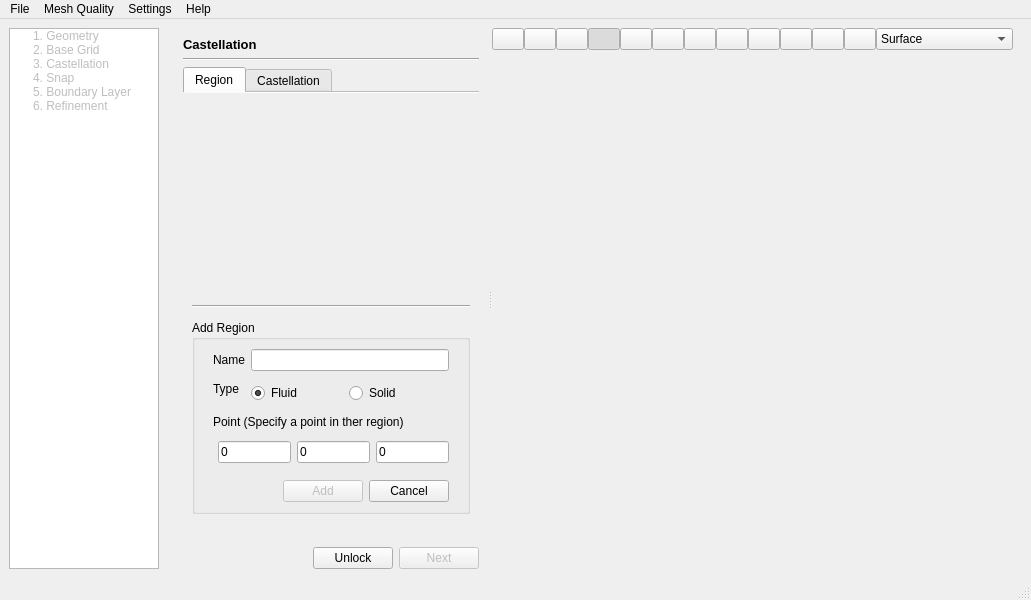
Before: the Qt Designer form view/main_window/main_window.ui in nextfoam/baram, drawn with Qt 5.
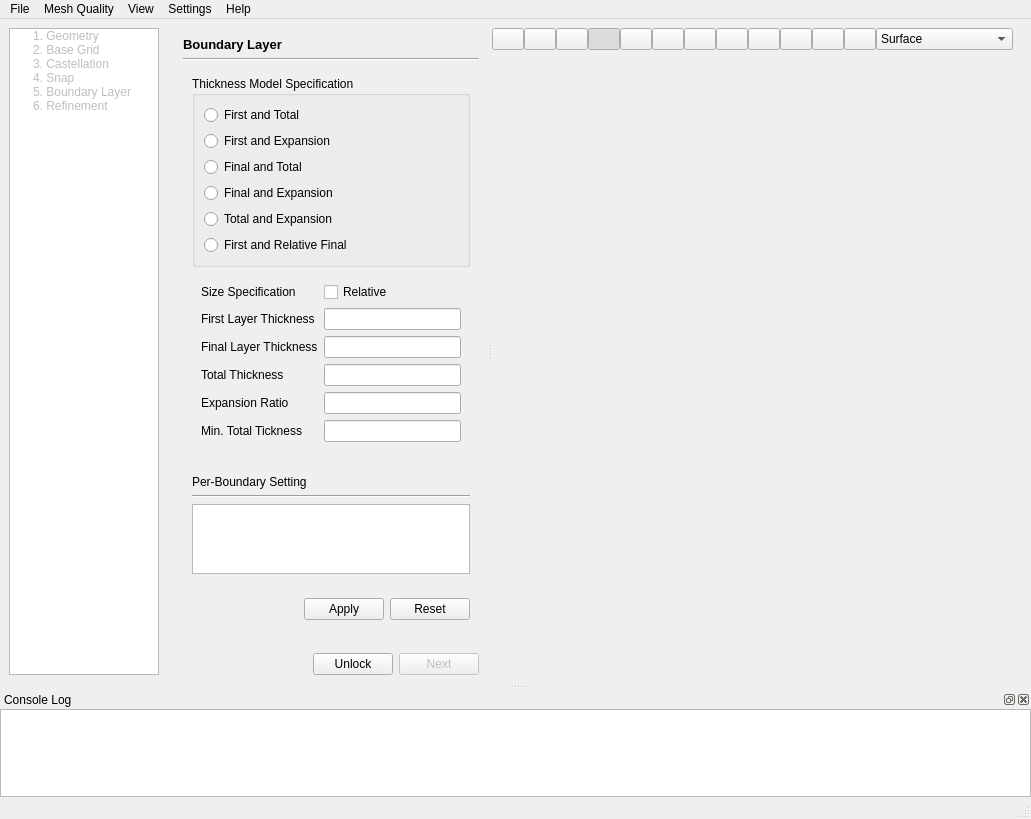
After: the same form once the commit is applied. The open tabs and pages were chosen to show the change. Icons and pictures are not drawn. Custom widgets are drawn as their Qt base class.

The edit to the form file:
```diff
--- a/view/main_window/main_window.ui
+++ b/view/main_window/main_window.ui
@@ -7,7 +7,7 @@
     <x>0</x>
     <y>0</y>
     <width>1031</width>
-    <height>600</height>
+    <height>819</height>
    </rect>
   </property>
   <property name="windowTitle">
@@ -127,7 +127,7 @@
            <item>
             <widget class="QStackedWidget" name="content">
              <property name="currentIndex">
-              <number>2</number>
+              <number>4</number>
              </property>
              <widget class="QWidget" name="geometryPage">
               <layout class="QVBoxLayout" name="verticalLayout_4">
@@ -484,7 +484,7 @@
                         <x>0</x>
                         <y>0</y>
                         <width>264</width>
-                        <height>188</height>
+                        <height>308</height>
                        </rect>
                       </property>
                      </widget>
@@ -1108,6 +1108,244 @@
                </item>
               </layout>
              </widget>
+             <widget class="QWidget" name="boundaryLayerPage">
+              <layout class="QVBoxLayout" name="verticalLayout_18">
+               <item>
+                <widget class="QLabel" name="label_29">
+                 <property name="font">
+                  <font>
+                   <pointsize>10</pointsize>
+                   <bold>true</bold>
+                  </font>
+                 </property>
+                 <property name="text">
+                  <string>Boundary Layer</string>
+                 </property>
+                </widget>
+               </item>
+               <item>
+                <widget class="Line" name="line_9">
+                 <property name="orientation">
+                  <enum>Qt::Horizontal</enum>
+                 </property>
+                </widget>
+               </item>
+               <item>
+                <widget class="QWidget" name="widget_10" native="true">
+                 <layout class="QVBoxLayout" name="verticalLayout_19">
+                  <item>
+                   <widget class="QGroupBox" name="groupBox_5">
+                    <property name="title">
+                     <string>Thickness Model Specification</string>
+                    </property>
+                    <layout class="QVBoxLayout" name="verticalLayout_21">
+                     <item>
+                      <widget class="QRadioButton" name="firstAndOverall">
+                       <property name="text">
+                        <string>First and Total</string>
+                       </property>
+                       <attribute name="buttonGroup">
+                        <string notr="true">thicknessModelSpecificationRadios</string>
+                       </attribute>
+                      </widget>
+                     </item>
+                     <item>
+                      <widget class="QRadioButton" name="firstAndExpansion">
+                       <property name="text">
+                        <string>First and Expansion</string>
+                       </property>
+                       <attribute name="buttonGroup">
+                        <string notr="true">thicknessModelSpecificationRadios</string>
+                       </attribute>
+                      </widget>
+                     </item>
+                     <item>
+                      <widget class="QRadioButton" name="finalAndOverall">
+                       <property name="text">
+                        <string>Final and Total</string>
+                       </property>
+                       <attribute name="buttonGroup">
+                        <string notr="true">thicknessModelSpecificationRadios</string>
+                       </attribute>
+                      </widget>
+                     </item>
+                     <item>
+                      <widget class="QRadioButton" name="finalAndExpansion">
+                       <property name="text">
+                        <string>Final and Expansion</string>
+                       </property>
+                       <attribute name="buttonGroup">
+                        <string notr="true">thicknessModelSpecificationRadios</string>
+                       </attribute>
+                      </widget>
+                     </item>
+                     <item>
+                      <widget class="QRadioButton" name="overallAndExpansion">
+                       <property name="text">
+                        <string>Total and Expansion</string>
+                       </property>
+                       <attribute name="buttonGroup">
+                        <string notr="true">thicknessModelSpecificationRadios</string>
+                       </attribute>
+                      </widget>
+                     </item>
+                     <item>
+                      <widget class="QRadioButton" name="firstAndRelativeFinal">
+                       <property name="text">
+                        <string>First and Relative Final</string>
+                       </property>
+                       <attribute name="buttonGroup">
+                        <string notr="true">thicknessModelSpecificationRadios</string>
+                       </attribute>
+                      </widget>
+                     </item>
+                    </layout>
+                   </widget>
+                  </item>
+                  <item>
+                   <widget class="QWidget" name="thickness" native="true">
+                    <layout class="QFormLayout" name="formLayout_7">
+                     <item row="0" column="0">
+                      <widget class="QLabel" name="label_31">
+                       <property name="text">
+                        <string>Size Specification</string>
+                       </property>
+                      </widget>
+                     </item>
+                     <item row="0" column="1">
+                      <widget class="QCheckBox" name="sizeSpecificationRelative">
+                       <property name="text">
+                        <string>Relative</string>
+                       </property>
+                      </widget>
+                     </item>
+                     <item row="1" column="0">
+                      <widget class="QLabel" name="label_32">
+                       <property name="text">
+                        <string>First Layer Thickness</string>
+                       </property>
+                      </widget>
+                     </item>
+                     <item row="1" column="1">
+                      <widget class="QLineEdit" name="firstLayerThickness"/>
+                     </item>
+                     <item row="2" column="1">
+                      <widget class="QLineEdit" name="finalLayerThickness"/>
+                     </item>
+                     <item row="2" column="0">
+                      <widget class="QLabel" name="label_33">
+                       <property name="text">
+                        <string>Final Layer Thickness</string>
+                       </property>
+                      </widget>
+                     </item>
+                     <item row="3" column="0">
+                      <widget class="QLabel" name="label_34">
+                       <property name="text">
+                        <string>Total Thickness</string>
+                       </property>
+                      </widget>
+                     </item>
+                     <item row="3" column="1">
+                      <widget class="QLineEdit" name="totalThickness"/>
+                     </item>
+                     <item row="4" column="0">
+                      <widget class="QLabel" name="label_35">
+                       <property name="text">
+                        <string>Expansion Ratio</string>
+                       </property>
+                      </widget>
+                     </item>
+                     <item row="4" column="1">
+                      <widget class="QLineEdit" name="expansionRatio"/>
+                     </item>
+                     <item row="5" column="0">
+                      <widget class="QLabel" name="label_36">
+                       <property name="text">
+                        <string>Min. Total Tickness</string>
+                       </property>
+                      </widget>
+                     </item>
+                     <item row="5" column="1">
+                      <widget class="QLineEdit" name="minTotalTickness"/>
+                     </item>
+                    </layout>
+                   </widget>
+                  </item>
+                 </layout>
+                </widget>
+               </item>
+               <item>
+                <widget class="QWidget" name="widget_15" native="true">
+                 <layout class="QVBoxLayout" name="verticalLayout_20">
+                  <item>
+                   <widget class="QLabel" name="label_30">
+                    <property name="text">
+                     <string>Per-Boundary Setting</string>
+                    </property>
+                   </widget>
+                  </item>
+                  <item>
+                   <widget class="Line" name="line_10">
+                    <property name="orientation">
+                     <enum>Qt::Horizontal</enum>
+                    </property>
+                   </widget>
+                  </item>
+                  <item>
+                   <widget class="QListWidget" name="boundaryLayers"/>
+                  </item>
+                 </layout>
+                </widget>
+               </item>
+               <item>
+                <widget class="QWidget" name="widget_21" native="true">
+                 <layout class="QHBoxLayout" name="horizontalLayout_11">
+                  <item>
+                   <spacer name="horizontalSpacer_8">
+                    <property name="orientation">
+                     <enum>Qt::Horizontal</enum>
+                    </property>
+                    <property name="sizeHint" stdset="0">
+                     <size>
+                      <width>99</width>
+                      <height>20</height>
+                     </size>
+                    </property>
+                   </spacer>
+                  </item>
+                  <item>
+                   <widget class="QPushButton" name="boundaryLayerApply">
+                    <property name="text">
+                     <string>Apply</string>
+                    </property>
+                   </widget>
+                  </item>
+                  <item>
+                   <widget class="QPushButton" name="boundaryLayerReset">
+                    <property name="text">
+                     <string>Reset</string>
+                    </property>
+                   </widget>
+                  </item>
+                 </layout>
+                </widget>
+               </item>
+               <item>
+                <spacer name="verticalSpacer_3">
+                 <property name="orientation">
+                  <enum>Qt::Vertical</enum>
+                 </property>
+                 <property name="sizeHint" stdset="0">
+                  <size>
+                   <width>20</width>
+                   <height>0</height>
+                  </size>
+                 </property>
+                </spacer>
+               </item>
+              </layout>
+             </widget>
             </widget>
            </item>
            <item>
@@ -1561,12 +1799,52 @@
     </property>
     <addaction name="actionAbout"/>
    </widget>
+   <widget class="QMenu" name="menuView">
+    <property name="title">
+     <string>View</string>
+    </property>
+   </widget>
    <addaction name="menuFile"/>
    <addaction name="menuMesh_Quality"/>
+   <addaction name="menuView"/>
    <addaction name="menuSettings"/>
    <addaction name="menuHelp"/>
   </widget>
   <widget class="QStatusBar" name="statusbar"/>
+  <widget class="QDockWidget" name="consoleView">
+   <property name="windowTitle">
+    <string>Console Log</string>
+   </property>
+   <attribute name="dockWidgetArea">
+    <number>8</number>
+   </attribute>
+   <widget class="QWidget" name="dockWidgetContents">
+    <layout class="QVBoxLayout" name="verticalLayout_17">
+     <property name="leftMargin">
+      <number>0</number>
+     </property>
+     <property name="topMargin">
+      <number>0</number>
+     </property>
+     <property name="rightMargin">
+      <number>0</number>
+     </property>
+     <property name="bottomMargin">
+      <number>0</number>
+     </property>
+     <item>
+      <widget class="QPlainTextEdit" name="console">
+       <property name="undoRedoEnabled">
+        <bool>false</bool>
+       </property>
+       <property name="readOnly">
+        <bool>true</bool>
+       </property>
+      </widget>
+     </item>
+    </layout>
+   </widget>
+  </widget>
   <action name="actionNew">
    <property name="text">
     <string>New</string>
```
Left out of the diff: 6 changed lines with no effect on the pictures.
